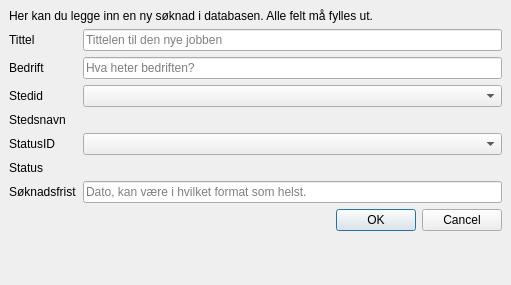
This is src/QT/jobber/jobber/newjob.ui in andersbo87/sources as Qt 5 draws it before an edit. The edited form follows.
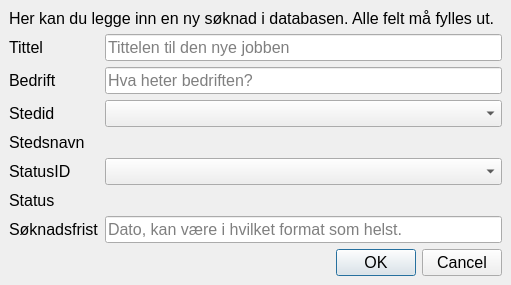
This is the edited form. Icons and pictures are not drawn.

```diff
--- a/src/QT/jobber/jobber/newjob.ui
+++ b/src/QT/jobber/jobber/newjob.ui
@@ -16,6 +16,12 @@
     <height>285</height>
    </size>
   </property>
+  <property name="font">
+   <font>
+    <family>Arial</family>
+    <pointsize>12</pointsize>
+   </font>
+  </property>
   <property name="windowTitle">
    <string>Legg til en ny jobb</string>
   </property>
```
